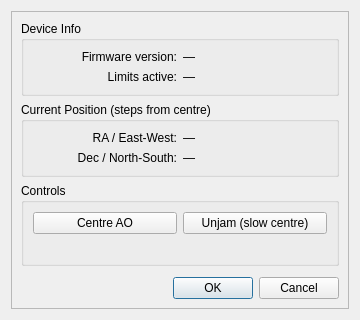
First picture: the form in SXAO.ui, repository 2bitoperations/X2-StarlightXpressAO, before the edit.
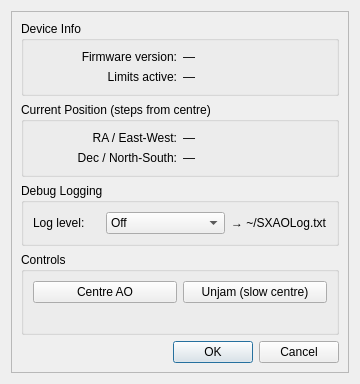
Second picture: the form after the edit. Custom widgets are drawn as their Qt base class.

Commit message:
add debug logging with ISO 8601 UTC timestamps and raw serial hex dumps
- Three log levels: 1=errors, 2=full trace, 3=raw serial (hex)
- Timestamps in ISO 8601 UTC with milliseconds (e.g. 2026-03-19T14:23:45.123Z)
- Logs function entry, all commands/responses, errors with codes, position updates
- Level 3 adds hex dump of every byte TX/RX for protocol debugging
- Log file: ~/SXAOLog.txt (opened on first enable, appended on reconnect)
- Debug level persisted in INI, selectable from settings dialog combo box

The edit to the form file:
```diff
--- a/SXAO.ui
+++ b/SXAO.ui
@@ -117,6 +117,55 @@
        </widget>
       </item>
 
+      <!-- Debug logging group -->
+      <item>
+       <widget class="QGroupBox" name="groupBox_debug">
+        <property name="title">
+         <string>Debug Logging</string>
+        </property>
+        <layout class="QHBoxLayout" name="debugLayout">
+         <item>
+          <widget class="QLabel" name="label_debug_caption">
+           <property name="text">
+            <string>Log level:</string>
+           </property>
+          </widget>
+         </item>
+         <item>
+          <widget class="QComboBox" name="comboBox_debug">
+           <item>
+            <property name="text">
+             <string>Off</string>
+            </property>
+           </item>
+           <item>
+            <property name="text">
+             <string>Errors only</string>
+            </property>
+           </item>
+           <item>
+            <property name="text">
+             <string>Full trace</string>
+            </property>
+           </item>
+           <item>
+            <property name="text">
+             <string>Raw serial (hex)</string>
+            </property>
+           </item>
+          </widget>
+         </item>
+         <item>
+          <widget class="QLabel" name="label_debug_path">
+           <property name="text">
+            <string>→ ~/SXAOLog.txt</string>
+           </property>
+          </widget>
+         </item>
+        </layout>
+       </widget>
+      </item>
+
       <!-- Controls group -->
       <item>
        <widget class="QGroupBox" name="groupBox_ctrl">
```
The commit also changes 4 other files.
